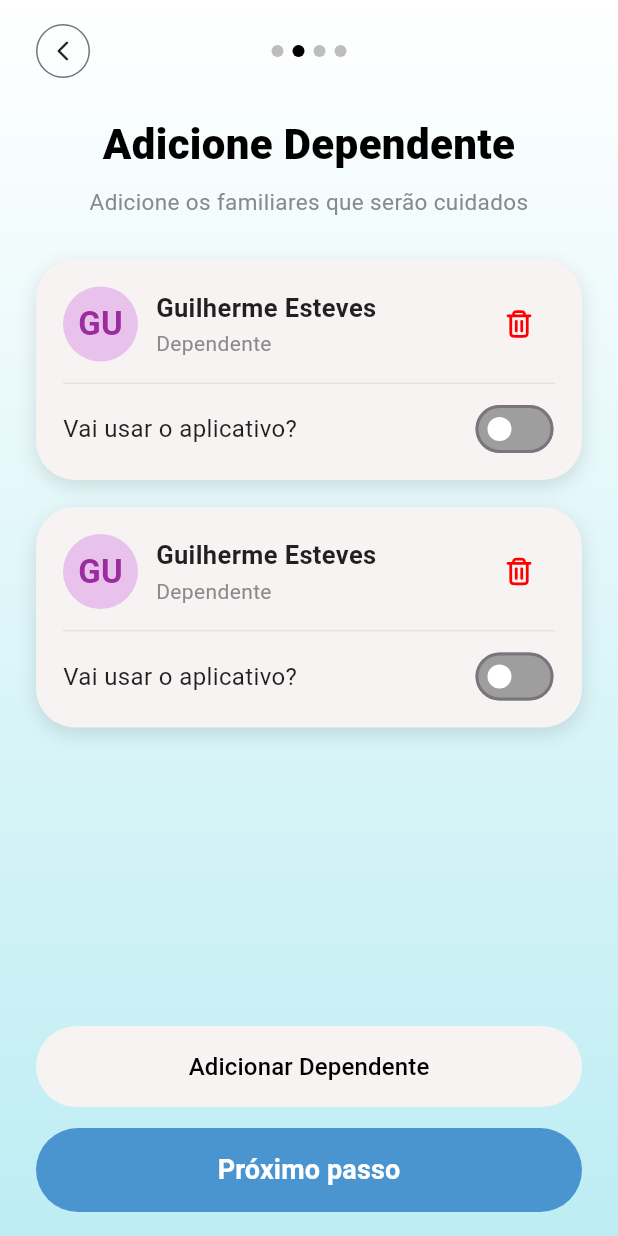
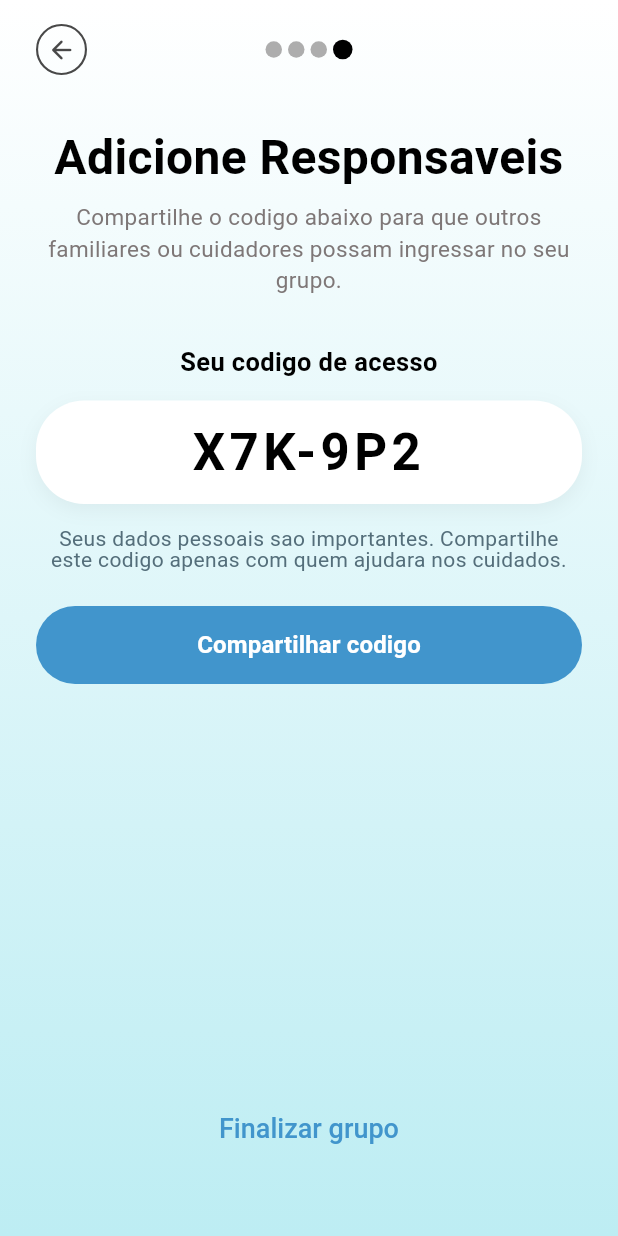
Before and after one commit to guiresteves/AgendaCare, a Flutter app: the AddDependentsPage widget shown alone on an empty page, opened directly, after a tap on "Próximo passo", on a phone screen of 412 x 824 dp. Run offline on Flutter 3.47's test engine with Material 3 defaults, Android fonts, the phone set to English and light mode, and no system bars; our stand-ins replace firebase_auth, firebase_core, flutter_svg; accounts and stored records are empty.

Commit message:
feat: implementa tela de compartilhamento de codigo e ajusta botao de adicionar dependente para navegar para tela de codigo

```diff
--- a/lib/main.dart
+++ b/lib/main.dart
@@ -3,7 +3,6 @@ import 'package:flutter/material.dart';
 
 import 'firebase_options.dart';
 import 'presentation/pages/welcome_page.dart';
-import 'presentation/pages/join_family_page.dart';
 
 Future<void> main() async {
   WidgetsFlutterBinding.ensureInitialized();
@@ -18,7 +17,7 @@ class MyApp extends StatelessWidget {
   Widget build(BuildContext context) {
     return const MaterialApp(
       debugShowCheckedModeBanner: false,
-      home: JoinFamilyPage(),
+      home: WelcomePage(),
     );
   }
 }
--- a/lib/presentation/pages/add_family_dependents_page.dart
+++ b/lib/presentation/pages/add_family_dependents_page.dart
@@ -3,6 +3,7 @@ import 'package:flutter/material.dart';
 import '../widgets/gradient_screen_layout.dart';
 import 'package:flutter_svg/flutter_svg.dart';
 import 'create_dependent_page.dart';
+import 'share_family_code_page.dart';
 
 class AddDependentsPage extends StatefulWidget {
   const AddDependentsPage({super.key});
@@ -218,7 +219,14 @@ class _AddDependentsPageState extends State<AddDependentsPage> {
               width: double.infinity,
               height: 56,
               child: ElevatedButton(
-                onPressed: () {},
+                onPressed: () {
+                  Navigator.push(
+                    context,
+                    MaterialPageRoute(
+                      builder: (context) => const AddPersonsPage(),
+                    ),
+                  );
+                },
                 style: ElevatedButton.styleFrom(
                   backgroundColor: const Color(0xFF4A94CF),
                   foregroundColor: Colors.white,
--- /dev/null
+++ b/lib/presentation/pages/share_family_code_page.dart
@@ -0,0 +1,187 @@
+import 'package:flutter/material.dart';
+
+import '../widgets/gradient_screen_layout.dart';
+
+class AddPersonsPage extends StatelessWidget {
+  const AddPersonsPage({super.key});
+
+  @override
+  Widget build(BuildContext context) {
+    return GradientScreenLayout(
+      child: Column(
+        crossAxisAlignment: CrossAxisAlignment.stretch,
+        mainAxisAlignment: MainAxisAlignment.spaceBetween,
+        children: [
+          Column(
+            crossAxisAlignment: CrossAxisAlignment.stretch,
+            children: [
+              Row(
+                children: [
+                  InkWell(
+                    borderRadius: BorderRadius.circular(20),
+                    onTap: () => Navigator.pop(context),
+                    child: Container(
+                      width: 34,
+                      height: 34,
+                      decoration: BoxDecoration(
+                        shape: BoxShape.circle,
+                        border: Border.all(
+                          color: const Color(0xFF484848),
+                          width: 1.4,
+                        ),
+                      ),
+                      child: const Icon(
+                        Icons.arrow_back_rounded,
+                        size: 20,
+                        color: Color(0xFF484848),
+                      ),
+                    ),
+                  ),
+                  const Expanded(
+                    child: Row(
+                      mainAxisAlignment: MainAxisAlignment.center,
+                      children: [
+                        _ProgressDot(isActive: false),
+                        SizedBox(width: 4),
+                        _ProgressDot(isActive: false),
+                        SizedBox(width: 4),
+                        _ProgressDot(isActive: false),
+                        SizedBox(width: 4),
+                        _ProgressDot(isActive: true),
+                      ],
+                    ),
+                  ),
+                  const SizedBox(width: 34),
+                ],
+              ),
+              const SizedBox(height: 32),
+              const Text(
+                'Adicione Responsaveis',
+                textAlign: TextAlign.center,
+                style: TextStyle(
+                  fontSize: 32,
+                  fontWeight: FontWeight.w700,
+                  color: Colors.black,
+                ),
+              ),
+              const SizedBox(height: 6),
+              const Text(
+                'Compartilhe o codigo abaixo para que outros familiares ou cuidadores possam ingressar no seu grupo.',
+                textAlign: TextAlign.center,
+                style: TextStyle(
+                  fontSize: 15,
+                  fontWeight: FontWeight.w400,
+                  color: Color(0xFF7E7777),
+                  height: 1.4,
+                ),
+              ),
+              const SizedBox(height: 32),
+              const Text(
+                'Seu codigo de acesso',
+                textAlign: TextAlign.center,
+                style: TextStyle(
+                  fontSize: 17,
+                  fontWeight: FontWeight.w600,
+                  color: Colors.black,
+                ),
+              ),
+              const SizedBox(height: 14),
+              Container(
+                padding: const EdgeInsets.symmetric(
+                  horizontal: 26,
+                  vertical: 10,
+                ),
+                decoration: BoxDecoration(
+                  color: Colors.white,
+                  borderRadius: BorderRadius.circular(32),
+                  boxShadow: const [
+                    BoxShadow(
+                      color: Color.fromRGBO(0, 0, 0, 0.05),
+                      blurRadius: 10,
+                      offset: Offset(0, 4),
+                    ),
+                  ],
+                ),
+                child: const Text(
+                  'X7K-9P2',
+                  textAlign: TextAlign.center,
+                  style: TextStyle(
+                    fontSize: 34,
+                    fontWeight: FontWeight.w700,
+                    letterSpacing: 3,
+                    color: Colors.black,
+                  ),
+                ),
+              ),
+              const SizedBox(height: 16),
+              const Text(
+                'Seus dados pessoais sao importantes. Compartilhe este codigo apenas com quem ajudara nos cuidados.',
+                textAlign: TextAlign.center,
+                style: TextStyle(
+                  fontSize: 14,
+                  color: Color(0xFF546E7A),
+                  height: 1,
+                ),
+              ),
+              const SizedBox(height: 24),
+              ElevatedButton(
+                onPressed: () {},
+                style: ElevatedButton.styleFrom(
+                  backgroundColor: const Color(0xFF4195CC),
+                  foregroundColor: Colors.white,
+                  minimumSize: const Size.fromHeight(52),
+                  elevation: 0,
+                  shape: RoundedRectangleBorder(
+                    borderRadius: BorderRadius.circular(30),
+                  ),
+                ),
+                child: const Text(
+                  'Compartilhar codigo',
+                  style: TextStyle(fontSize: 16, fontWeight: FontWeight.w600),
+                ),
+              ),
+            ],
+          ),
+          Column(
+            children: [
+              TextButton(
+                onPressed: () {},
+                style: TextButton.styleFrom(
+                  foregroundColor: const Color(0xFF4195CC),
+                  textStyle: const TextStyle(
+                    fontSize: 18,
+                    fontWeight: FontWeight.w500,
+                    decorationColor: Color(0xFF4195CC),
+                  ),
+                ),
+                child: const Text('Finalizar grupo'),
+              ),
+              const SizedBox(height: 32),
+            ],
+          ),
+        ],
+      ),
+    );
+  }
+}
+
+class _ProgressDot extends StatelessWidget {
+  const _ProgressDot({required this.isActive});
+
+  final bool isActive;
+
+  @override
+  Widget build(BuildContext context) {
+    return AnimatedContainer(
+      duration: const Duration(milliseconds: 300),
+      width: isActive ? 13 : 11,
+      height: isActive ? 13 : 11,
+      decoration: BoxDecoration(
+        color: isActive
+            ? const Color.fromARGB(255, 0, 0, 0)
+            : const Color.fromARGB(255, 173, 173, 173),
+        borderRadius: BorderRadius.circular(8),
+      ),
+    );
+  }
+}
```
